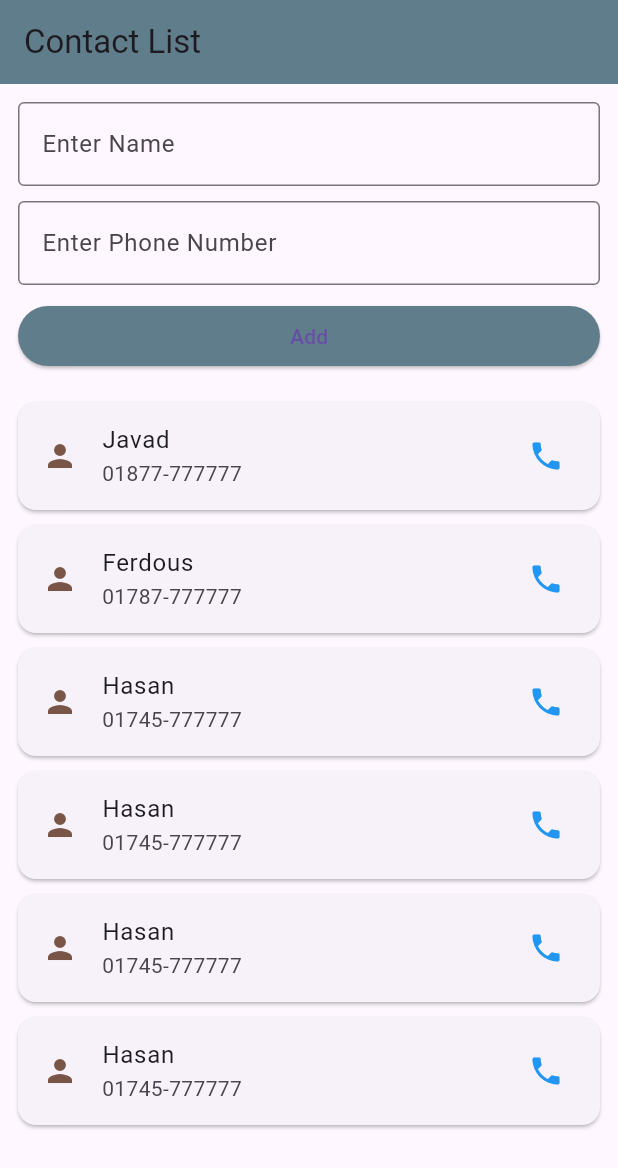
After one commit to hossain4u/flutter_basic, a Flutter app: the ContactScreen screen opened directly, on a phone screen of 412 x 824 dp. The commit adds this screen. Shown: the top 1168 px of the screen. Run offline on Flutter 3.47's test engine with Material 3 defaults, Android fonts, the phone set to English and light mode, and no system bars; network calls fail.

Commit message:
create live assainment

```diff
--- /dev/null
+++ b/lib/assainment/live_assainment/contract_screen.dart
@@ -0,0 +1,74 @@
+import 'package:flutter/material.dart';
+
+class ContactScreen extends StatelessWidget {
+  ContactScreen({super.key});
+
+  final List<Map<String, String>> contacts = [
+    {"name": "Javad", "phone": "01877-777777"},
+    {"name": "Ferdous", "phone": "01787-777777"},
+    {"name": "Hasan", "phone": "01745-777777"},
+    {"name": "Hasan", "phone": "01745-777777"},
+    {"name": "Hasan", "phone": "01745-777777"},
+    {"name": "Hasan", "phone": "01745-777777"},
+  ];
+
+  @override
+  Widget build(BuildContext context) {
+    return Scaffold(
+      appBar: AppBar(
+        title: const Text("Contact List"),
+        backgroundColor: Colors.blueGrey,
+      ),
+      body: Padding(
+        padding: const EdgeInsets.all(12.0),
+        child: Column(
+          children: [
+            TextFormField(
+              decoration: const InputDecoration(
+                border: OutlineInputBorder(),
+                hintText: "Enter Name",
+              ),
+            ),
+            const SizedBox(height: 10),
+            TextFormField(
+              decoration: const InputDecoration(
+                border: OutlineInputBorder(),
+                hintText: "Enter Phone Number",
+              ),
+              keyboardType: TextInputType.phone,
+            ),
+            const SizedBox(height: 10),
+            SizedBox(
+              width: double.infinity,
+              child: ElevatedButton(
+                style: ElevatedButton.styleFrom(
+                  backgroundColor: Colors.blueGrey,
+                ),
+                onPressed: () {},
+                child: const Text("Add"),
+              ),
+            ),
+            const SizedBox(height: 15),
+            Expanded(
+              child: ListView.builder(
+                itemCount: contacts.length,
+                itemBuilder: (context, index) {
+                  final contact = contacts[index];
+                  return Card(
+                    margin: const EdgeInsets.symmetric(vertical: 5),
+                    child: ListTile(
+                      leading: const Icon(Icons.person, color: Colors.brown),
+                      title: Text(contact["name"] ?? ""),
+                      subtitle: Text(contact["phone"] ?? ""),
+                      trailing: const Icon(Icons.phone, color: Colors.blue),
+                    ),
+                  );
+                },
+              ),
+            )
+          ],
+        ),
+      ),
+    );
+  }
+}
--- /dev/null
+++ b/lib/assainment/live_assainment/main.dart
@@ -0,0 +1,19 @@
+import 'package:flutter/material.dart';
+
+import 'contract_screen.dart';
+
+void main() {
+  runApp(const ContactApp());
+}
+
+class ContactApp extends StatelessWidget {
+  const ContactApp({super.key});
+
+  @override
+  Widget build(BuildContext context) {
+    return MaterialApp(
+      debugShowCheckedModeBanner: false,
+      home: ContactScreen(),
+    );
+  }
+}
--- a/lib/projects/quates_app/quates_screen.dart
+++ b/lib/projects/quates_app/quates_screen.dart
@@ -313,7 +313,7 @@ class QuatesScreen extends StatelessWidget {
           return Card(
             color: Colors.black,
             shape: RoundedRectangleBorder(
-              borderRadius: BorderRadius.circular(10),
+              borderRadius: BorderRadius.circular(12),
             ),
 
             elevation: 5,
```
